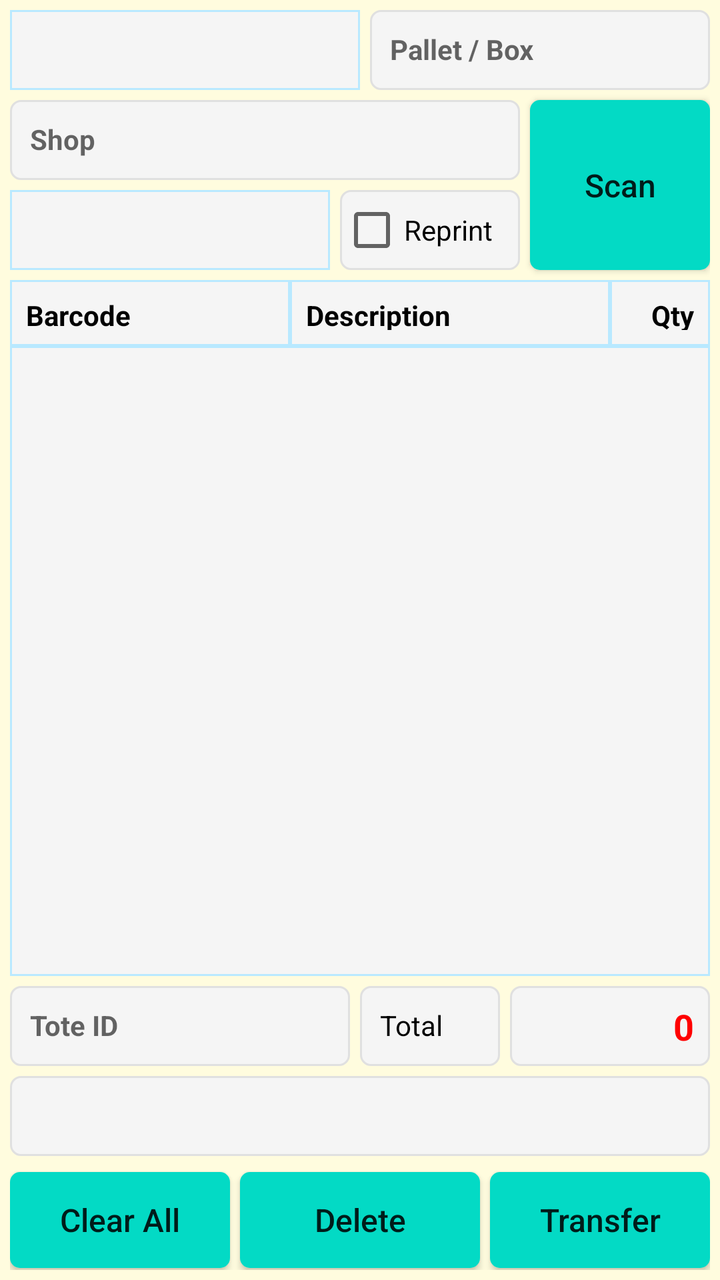
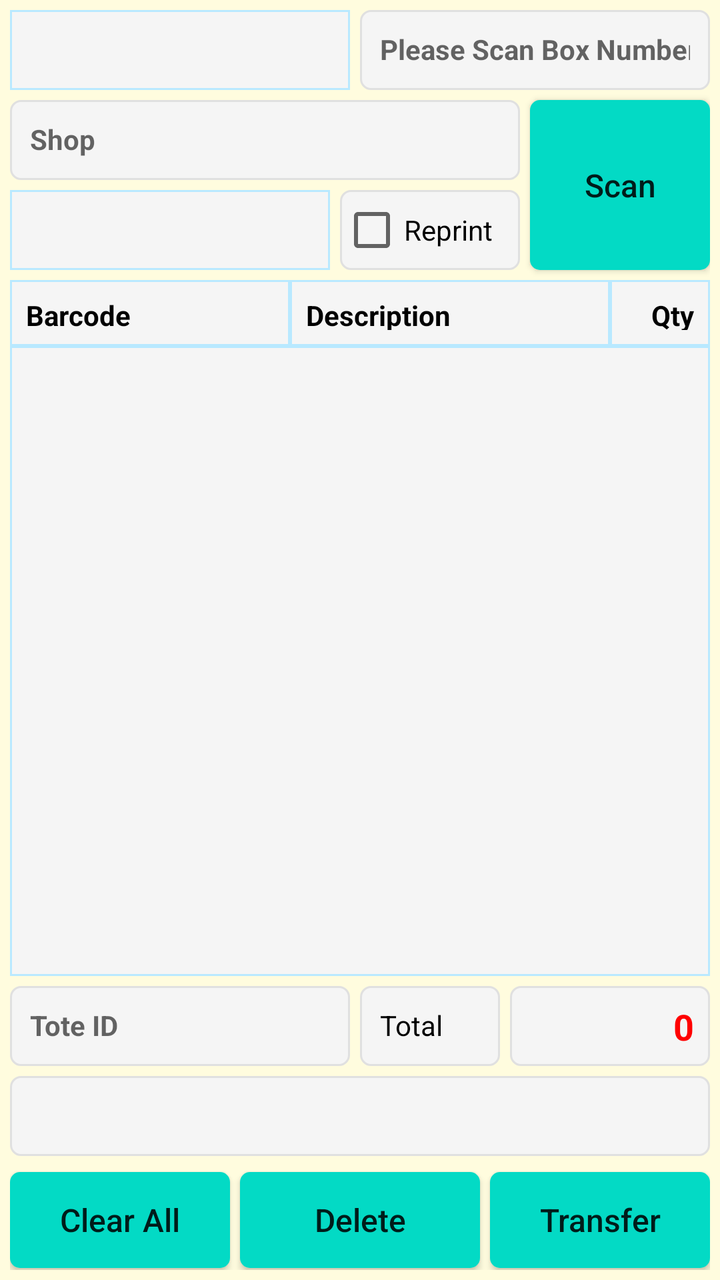

Compare the two renders of this Android layout. The source of the first and the diff that turns it into the second are given below.
<!-- AndroidManifest.xml: application theme AppTheme -->
<!-- res/layout/fragment_transfer.xml -->
<?xml version="1.0" encoding="utf-8"?>
<FrameLayout xmlns:android="http://schemas.android.com/apk/res/android"
    xmlns:app="http://schemas.android.com/apk/res-auto"
    xmlns:tools="http://schemas.android.com/tools"
    android:layout_width="match_parent"
    android:layout_height="match_parent"
    android:background="@color/backColor"
    tools:context=".ui.transfer.TransferFragment">

    <androidx.constraintlayout.widget.ConstraintLayout
        android:layout_width="match_parent"
        android:layout_height="match_parent"
        android:padding="5dp">

        <Spinner
            android:id="@+id/sp_transfer_printer"
            android:layout_width="0dp"
            android:layout_height="40dp"
            android:layout_marginTop="5dp"
            android:layout_marginRight="5dp"
            android:background="@drawable/et_custom_total"
            android:gravity="center"
            android:hint=""
            android:padding="8dp"
            android:textSize="14sp"
            app:layout_constraintEnd_toStartOf="@+id/ch_transfer_printer"
            app:layout_constraintStart_toStartOf="parent"
            app:layout_constraintTop_toBottomOf="@+id/tv_transfer_shopname"
            tools:ignore="SpeakableTextPresentCheck,TouchTargetSizeCheck" />

        <CheckBox
            android:id="@+id/ch_transfer_printer"
            android:layout_width="90dp"
            android:layout_height="40dp"
            android:layout_marginRight="5dp"
            android:background="@drawable/et_custom"
            android:text="Reprint"
            app:layout_constraintEnd_toStartOf="@+id/bt_transfer_scan"
            app:layout_constraintTop_toTopOf="@+id/sp_transfer_printer" />

        <Spinner
            android:id="@+id/sp_transfer_type"
            android:layout_width="0dp"
            android:layout_height="40dp"
            android:layout_marginRight="5dp"
            android:background="@drawable/et_custom_total"
            android:gravity="center"
            android:hint=""
            android:padding="8dp"
            android:textSize="14sp"
            app:layout_constraintEnd_toStartOf="@+id/et_transfer_pallet_box_no"
            app:layout_constraintStart_toStartOf="parent"
            app:layout_constraintTop_toTopOf="parent"
            tools:ignore="SpeakableTextPresentCheck,TouchTargetSizeCheck" />

        <EditText
            android:id="@+id/et_transfer_pallet_box_no"
            android:layout_width="170dp"
            android:layout_height="40dp"
            android:background="@drawable/et_custom"
            android:enabled="false"
            android:gravity="left"
            android:hint="Pallet / Box"
            android:inputType="textPersonName"
            android:padding="10dp"
            android:text=""
            android:textColor="@color/coloBlack"
            android:textSize="14sp"
            android:textStyle="bold"
            app:layout_constraintEnd_toEndOf="parent"
            app:layout_constraintTop_toTopOf="parent" />

        <TextView
            android:id="@+id/tv_transfer_shopname"
            android:layout_width="0dp"
            android:layout_height="40dp"
            android:layout_marginRight="5dp"
            android:layout_marginTop="5dp"
            android:background="@drawable/et_custom"
            android:gravity="left"
            android:hint="Shop"
            android:padding="10dp"
            android:text=""
            android:textColor="@color/coloBlack"
            android:textSize="14dp"
            android:textStyle="bold"
            app:layout_constraintEnd_toStartOf="@+id/bt_transfer_scan"
            app:layout_constraintStart_toStartOf="parent"
            app:layout_constraintTop_toBottomOf="@+id/sp_transfer_type" />

        <Button
            android:id="@+id/bt_transfer_scan"
            android:layout_width="90dp"
            android:layout_height="0dp"
            android:background="@drawable/btn_custom1"
            android:text="Scan"
            android:textAllCaps="false"
            android:textSize="16sp"
            app:layout_constraintBottom_toBottomOf="@+id/sp_transfer_printer"
            app:layout_constraintEnd_toEndOf="parent"
            app:layout_constraintTop_toTopOf="@+id/tv_transfer_shopname" />

        <TextView
            android:id="@+id/TextView2"
            android:layout_width="140dp"
            android:layout_height="33dp"
            android:layout_marginTop="5dp"
            android:background="@drawable/et_custom_total"
            android:gravity="left|center"
            android:hint=""
            android:padding="8dp"
            android:text="Barcode"
            android:textColor="@color/coloBlack"
            android:textSize="14dp"
            android:textStyle="bold"
            app:layout_constraintStart_toStartOf="parent"
            app:layout_constraintTop_toBottomOf="@+id/sp_transfer_printer" />

        <TextView
            android:id="@+id/TextView4"
            android:layout_width="0dp"
            android:layout_height="33dp"
            android:background="@drawable/et_custom_total"
            android:gravity="left|center"
            android:hint=""
            android:padding="8dp"
            android:text="Description"
            android:textColor="@color/coloBlack"
            android:textSize="14dp"
            android:textStyle="bold"
            app:layout_constraintEnd_toStartOf="@+id/TextView3"
            app:layout_constraintStart_toEndOf="@+id/TextView2"
            app:layout_constraintTop_toTopOf="@+id/TextView2" />

        <TextView
            android:id="@+id/TextView3"
            android:layout_width="50dp"
            android:layout_height="33dp"
            android:background="@drawable/et_custom_total"
            android:gravity="right|center"
            android:hint=""
            android:padding="8dp"
            android:text="Qty"
            android:textColor="@color/coloBlack"
            android:textSize="14dp"
            android:textStyle="bold"
            app:layout_constraintEnd_toEndOf="parent"
            app:layout_constraintTop_toTopOf="@+id/TextView2" />

        <ListView
            android:id="@+id/lv_transfer_items"
            android:layout_width="0dp"
            android:layout_height="0dp"
            android:layout_marginBottom="5dp"
            android:background="@drawable/et_custom_total"
            app:layout_constraintBottom_toTopOf="@+id/TextView15"
            app:layout_constraintEnd_toEndOf="parent"
            app:layout_constraintStart_toStartOf="parent"
            app:layout_constraintTop_toBottomOf="@+id/TextView2" />

        <EditText
            android:id="@+id/et_transfer_toteid"
            android:layout_width="170dp"
            android:layout_height="40dp"
            android:background="@drawable/et_custom"
            android:enabled="false"
            android:gravity="left"
            android:hint="Tote ID"
            android:inputType="textPersonName"
            android:padding="10dp"
            android:text=""
            android:textColor="@color/coloBlack"
            android:textSize="14sp"
            android:textStyle="bold"
            app:layout_constraintStart_toStartOf="parent"
            app:layout_constraintTop_toTopOf="@+id/tv_transfer_total" />

        <TextView
            android:id="@+id/TextView15"
            android:layout_width="0dp"
            android:layout_height="40dp"
            android:layout_marginRight="5dp"
            android:layout_marginBottom="5dp"
            android:layout_marginLeft="5dp"
            android:background="@drawable/et_custom"
            android:gravity="left"
            android:hint=""
            android:padding="10dp"
            android:text="Total Qty."
            android:textColor="@color/coloBlack"
            android:textSize="14dp"
            app:layout_constraintBottom_toTopOf="@+id/tv_transfer_last_transfer"
            app:layout_constraintEnd_toStartOf="@+id/tv_transfer_total"
            app:layout_constraintStart_toEndOf="@+id/et_transfer_toteid" />

        <TextView
            android:id="@+id/tv_transfer_last_transfer"
            android:layout_width="0dp"
            android:layout_height="40dp"
            android:layout_marginBottom="8dp"
            android:background="@drawable/et_custom"
            android:gravity="center"
            android:hint=""
            android:padding="10dp"
            android:text=""
            android:textColor="@color/coloRed"
            android:textSize="16dp"
            android:textStyle="bold"
            app:layout_constraintBottom_toTopOf="@+id/bt_transfer_clear"
            app:layout_constraintEnd_toEndOf="parent"
            app:layout_constraintStart_toStartOf="parent" />

        <TextView
            android:id="@+id/tv_transfer_total"
            android:layout_width="100dp"
            android:layout_height="40dp"
            android:background="@drawable/et_custom"
            android:hint=""
            android:padding="8dp"
            android:text="0"
            android:gravity="right"
            android:textColor="@color/coloRed"
            android:textSize="18dp"
            android:textStyle="bold"
            app:layout_constraintEnd_toEndOf="parent"
            app:layout_constraintTop_toTopOf="@+id/TextView15" />

        <Button
            android:id="@+id/bt_transfer_transfer"
            android:layout_width="0dp"
            android:layout_height="wrap_content"
            android:layout_marginLeft="5dp"
            android:background="@drawable/btn_custom1"
            android:text="Transfer"
            android:textAllCaps="false"
            android:textSize="16dp"
            app:layout_constraintBottom_toBottomOf="@+id/bt_transfer_delete"
            app:layout_constraintEnd_toEndOf="parent"
            app:layout_constraintStart_toEndOf="@+id/bt_transfer_delete" />

        <Button
            android:id="@+id/bt_transfer_clear"
            android:layout_width="0dp"
            android:layout_height="wrap_content"
            android:layout_marginRight="5dp"
            android:background="@drawable/btn_custom1"
            android:text="Clear All"
            android:textAllCaps="false"
            android:textSize="16dp"
            app:layout_constraintBottom_toBottomOf="@+id/bt_transfer_delete"
            app:layout_constraintEnd_toStartOf="@+id/bt_transfer_delete"
            app:layout_constraintStart_toStartOf="parent" />

        <Button
            android:id="@+id/bt_transfer_delete"
            android:layout_width="120dp"
            android:layout_height="wrap_content"
            android:layout_marginBottom="1dp"
            android:background="@drawable/btn_custom1"
            android:text="Delete"
            android:textAllCaps="false"
            android:textSize="16dp"
            app:layout_constraintBottom_toBottomOf="parent"
            app:layout_constraintEnd_toEndOf="parent"
            app:layout_constraintStart_toStartOf="parent" />

    </androidx.constraintlayout.widget.ConstraintLayout>

</FrameLayout>
<!-- resources referenced by this layout -->
<resources>
  <color name="backColor">#FFFCDE</color>
  <color name="coloBlack">#000000</color>
  <color name="coloRed">#ff0000</color>
  <!-- drawable btn_custom1 (drawable) -->
  <?xml version="1.0" encoding="utf-8"?>
  <shape xmlns:android="http://schemas.android.com/apk/res/android"
      android:padding="10dp"
      android:shape="rectangle" >
  
      <solid android:color="@color/colorBtn" />
  
      <corners
          android:bottomLeftRadius="5dp"
          android:bottomRightRadius="5dp"
          android:topLeftRadius="5dp"
          android:topRightRadius="5dp" />
  
  </shape>
  <!-- drawable et_custom (drawable) -->
  <?xml version="1.0" encoding="utf-8"?>
  <shape xmlns:android="http://schemas.android.com/apk/res/android"
      android:padding="10dp"
      android:shape="rectangle" >
  
      <solid android:color="#f5f5f5" />
  
      <stroke
          android:width="1dp"
          android:color="#e0e0e0" />
  
      <corners
          android:bottomLeftRadius="5dp"
          android:bottomRightRadius="5dp"
          android:topLeftRadius="5dp"
          android:topRightRadius="5dp" />
  
  </shape>
  <!-- drawable et_custom_total (drawable) -->
  <?xml version="1.0" encoding="utf-8"?>
  <shape xmlns:android="http://schemas.android.com/apk/res/android"
      android:padding="10dp"
      android:shape="rectangle" >
  
      <solid android:color="#f5f5f5" />
  
      <stroke
          android:width="1dp"
          android:color="#B9E9FF" />
  
      <corners
          android:bottomLeftRadius="0dp"
          android:bottomRightRadius="0dp"
          android:topLeftRadius="0dp"
          android:topRightRadius="0dp" />
  
  </shape>
  <style name="AppTheme" parent="Theme.AppCompat.Light.NoActionBar">
          
          <item name="colorPrimary">@color/colorPrimary</item>
          <item name="colorPrimaryDark">@color/colorPrimaryDark</item>
          <item name="colorAccent">@color/colorAccent</item>
      </style>
  <color name="colorBtn">#03DAC5</color>
  <color name="colorPrimary">#ffb200</color>
  <color name="colorPrimaryDark">#ffb200</color>
  <color name="colorAccent">#000000</color>
</resources>

<!-- the commit's change to res/layout/fragment_transfer.xml (unified diff, before → after) -->
@@ -40,27 +40,26 @@
 
         <Spinner
             android:id="@+id/sp_transfer_type"
-            android:layout_width="0dp"
-            android:layout_height="40dp"
-            android:layout_marginRight="5dp"
+            android:layout_width="170dp"
+            android:layout_height="40dp"
             android:background="@drawable/et_custom_total"
             android:gravity="center"
             android:hint=""
             android:padding="8dp"
             android:textSize="14sp"
-            app:layout_constraintEnd_toStartOf="@+id/et_transfer_pallet_box_no"
             app:layout_constraintStart_toStartOf="parent"
             app:layout_constraintTop_toTopOf="parent"
             tools:ignore="SpeakableTextPresentCheck,TouchTargetSizeCheck" />
 
         <EditText
             android:id="@+id/et_transfer_pallet_box_no"
-            android:layout_width="170dp"
-            android:layout_height="40dp"
+            android:layout_width="0dp"
+            android:layout_height="40dp"
+            android:layout_marginLeft="5dp"
             android:background="@drawable/et_custom"
             android:enabled="false"
             android:gravity="left"
-            android:hint="Pallet / Box"
+            android:hint="Please Scan Box Number"
             android:inputType="textPersonName"
             android:padding="10dp"
             android:text=""
@@ -68,6 +67,7 @@
             android:textSize="14sp"
             android:textStyle="bold"
             app:layout_constraintEnd_toEndOf="parent"
+            app:layout_constraintStart_toEndOf="@+id/sp_transfer_type"
             app:layout_constraintTop_toTopOf="parent" />
 
         <TextView
